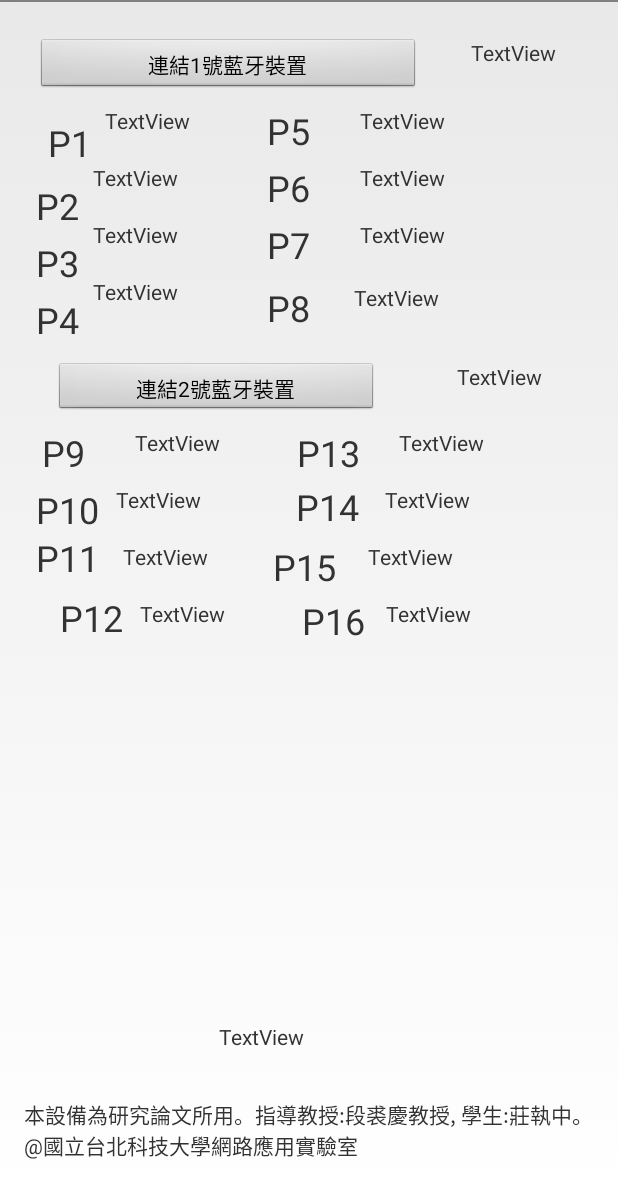
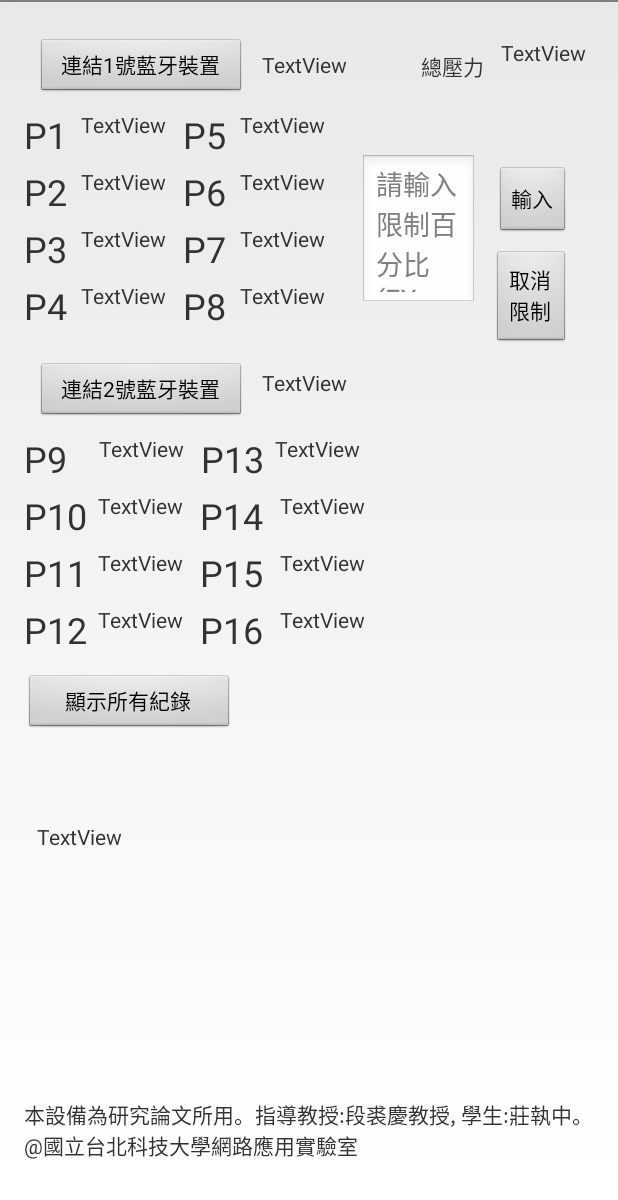
Before and after one commit to s124729427/Blunotest, an Android app: the MainActivity screen opened directly, with no data from a screen before it, on a phone screen of 412 x 824 dp, the part 36-1236 px from its top. Run offline under Robolectric (Android 15) with nearby library versions, the phone set to English and light mode, and no system bars; 5 statements that could not run were skipped.

Commit message:
2019/4/24
增加閥值輸入  與 震動提示與取消按鈕

```diff
--- a/app test/app/src/main/AndroidManifest.xml
+++ b/app test/app/src/main/AndroidManifest.xml
@@ -11,6 +11,8 @@ PackageManager.hasSystemFeature(FEATURE_BLUETOOTH_LE) -->
 
     <uses-permission android:name="android.permission.BLUETOOTH"/>
     <uses-permission android:name="android.permission.BLUETOOTH_ADMIN"/>
+
+    <uses-permission android:name="android.permission.VIBRATE" />
 
     <application
         android:allowBackup="true"
--- /dev/null
+++ b/app test/app/src/main/java/com/dfrobot/angelo/blunobasicdemo/MyDBHelper.java
@@ -0,0 +1,23 @@
+package com.dfrobot.angelo.blunobasicdemo;
+
+import android.content.Context;
+import android.database.sqlite.SQLiteDatabase;
+import android.database.sqlite.SQLiteOpenHelper;
+
+public class MyDBHelper extends SQLiteOpenHelper {
+    private static final String DATABASE_NAME = "MyBooks";
+    private static final int DATABASE_VERSION = 1;
+    public MyDBHelper(Context context) {
+        super(context, DATABASE_NAME, null, DATABASE_VERSION);
+    }
+    @Override
+    public void onCreate(SQLiteDatabase db) {
+        db.execSQL("CREATE TABLE ONE (_id " + "integer primary key autoincrement, " + "x real no null, LR real no null, time text no null, value real no null)");
+        db.execSQL("CREATE TABLE TWO (_id " + "integer primary key autoincrement, " + "x real no null, LR real no null, time text no null, value real no null)");
+    }
+    @Override
+    public void onUpgrade(SQLiteDatabase db, int oldVersion, int newVersion) {
+        db.execSQL("DROP TABLE IF EXISTS titles");
+        onCreate(db);
+    }
+}
--- a/app test/app/src/main/res/layout/activity_main.xml
+++ b/app test/app/src/main/res/layout/activity_main.xml
@@ -24,8 +24,8 @@
 
     <Button
         android:id="@+id/buttonScan"
-        android:layout_width="256dp"
-        android:layout_height="37dp"
+        android:layout_width="140dp"
+        android:layout_height="40dp"
         android:layout_marginStart="8dp"
         android:layout_marginTop="8dp"
         android:text="連結1號藍牙裝置"
@@ -34,11 +34,20 @@
 
     <Button
         android:id="@+id/buttonScan2"
-        android:layout_width="216dp"
-        android:layout_height="36dp"
-        android:layout_marginStart="20dp"
+        android:layout_width="140dp"
+        android:layout_height="40dp"
+        android:layout_marginStart="8dp"
         android:layout_marginTop="224dp"
         android:text="連結2號藍牙裝置"
+        app:layout_constraintStart_toStartOf="parent"
+        app:layout_constraintTop_toTopOf="parent" />
+
+    <Button
+        android:id="@+id/buttonScan3"
+        android:layout_width="140dp"
+        android:layout_height="40dp"
+        android:layout_marginTop="432dp"
+        android:text="顯示所有紀錄"
         app:layout_constraintStart_toStartOf="parent"
         app:layout_constraintTop_toTopOf="parent" />
 
@@ -54,8 +63,7 @@
         android:id="@+id/P1"
         android:layout_width="30dp"
         android:layout_height="30dp"
-        android:layout_marginStart="16dp"
-        android:layout_marginTop="16dp"
+        android:layout_marginTop="8dp"
         android:text="P1"
         android:textSize="24sp"
         app:layout_constraintStart_toStartOf="parent"
@@ -65,7 +73,6 @@
         android:id="@+id/p9"
         android:layout_width="30dp"
         android:layout_height="30dp"
-        android:layout_marginStart="12dp"
         android:layout_marginTop="8dp"
         android:text="P9"
         android:textSize="24sp"
@@ -74,7 +81,7 @@
 
     <TextView
         android:id="@+id/text1"
-        android:layout_width="80dp"
+        android:layout_width="60dp"
         android:layout_height="30dp"
         android:layout_marginStart="8dp"
 
@@ -85,9 +92,9 @@
 
     <TextView
         android:id="@+id/text9"
-        android:layout_width="80dp"
+        android:layout_width="60dp"
         android:layout_height="30dp"
-        android:layout_marginStart="32dp"
+        android:layout_marginStart="20dp"
 
         android:layout_marginTop="8dp"
         android:text="TextView"
@@ -98,8 +105,7 @@
         android:id="@+id/P2"
         android:layout_width="30dp"
         android:layout_height="30dp"
-        android:layout_marginStart="8dp"
-        android:layout_marginTop="12dp"
+        android:layout_marginTop="8dp"
         android:text="P2"
         android:textSize="24sp"
         app:layout_constraintStart_toStartOf="parent"
@@ -108,8 +114,7 @@
     <TextView
         android:id="@+id/p10"
         android:layout_width="45dp"
-        android:layout_height="28dp"
-        android:layout_marginStart="8dp"
+        android:layout_height="30dp"
         android:layout_marginTop="8dp"
         android:text="P10"
         android:textSize="24sp"
@@ -118,7 +123,7 @@
 
     <TextView
         android:id="@+id/text2"
-        android:layout_width="80dp"
+        android:layout_width="60dp"
         android:layout_height="30dp"
         android:layout_marginStart="8dp"
 
@@ -129,10 +134,10 @@
 
     <TextView
         android:id="@+id/text10"
-        android:layout_width="80dp"
+        android:layout_width="60dp"
         android:layout_height="30dp"
 
-        android:layout_marginStart="8dp"
+        android:layout_marginStart="4dp"
         android:layout_marginTop="8dp"
         android:text="TextView"
         app:layout_constraintStart_toEndOf="@+id/p10"
@@ -142,7 +147,6 @@
         android:id="@+id/P3"
         android:layout_width="30dp"
         android:layout_height="30dp"
-        android:layout_marginStart="8dp"
         android:layout_marginTop="8dp"
         android:text="P3"
         android:textSize="24sp"
@@ -151,10 +155,9 @@
 
     <TextView
         android:id="@+id/p11"
-        android:layout_width="50dp"
-        android:layout_height="32dp"
-        android:layout_marginStart="8dp"
-        android:layout_marginTop="4dp"
+        android:layout_width="45dp"
+        android:layout_height="30dp"
+        android:layout_marginTop="8dp"
         android:text="P11"
         android:textSize="24sp"
         app:layout_constraintStart_toStartOf="parent"
@@ -162,7 +165,7 @@
 
     <TextView
         android:id="@+id/text3"
-        android:layout_width="80dp"
+        android:layout_width="60dp"
         android:layout_height="30dp"
         android:layout_marginStart="8dp"
         android:layout_marginTop="8dp"
@@ -173,10 +176,10 @@
 
     <TextView
         android:id="@+id/text11"
-        android:layout_width="80dp"
+        android:layout_width="60dp"
         android:layout_height="30dp"
 
-        android:layout_marginStart="8dp"
+        android:layout_marginStart="4dp"
         android:layout_marginTop="8dp"
         android:text="TextView"
         app:layout_constraintStart_toEndOf="@+id/p11"
@@ -186,7 +189,6 @@
         android:id="@+id/P4"
         android:layout_width="30dp"
         android:layout_height="30dp"
-        android:layout_marginStart="8dp"
         android:layout_marginTop="8dp"
         android:text="P4"
         android:textSize="24sp"
@@ -196,8 +198,7 @@
     <TextView
         android:id="@+id/p12"
         android:layout_width="45dp"
-        android:layout_height="34dp"
-        android:layout_marginStart="24dp"
+        android:layout_height="30dp"
         android:layout_marginTop="8dp"
         android:text="P12"
         android:textSize="24sp"
@@ -206,7 +207,7 @@
 
     <TextView
         android:id="@+id/text4"
-        android:layout_width="80dp"
+        android:layout_width="60dp"
         android:layout_height="30dp"
 
         android:layout_marginStart="8dp"
@@ -218,10 +219,10 @@
 
     <TextView
         android:id="@+id/text12"
-        android:layout_width="80dp"
-        android:layout_height="23dp"
+        android:layout_width="60dp"
+        android:layout_height="30dp"
 
-        android:layout_marginStart="8dp"
+        android:layout_marginStart="4dp"
         android:layout_marginTop="8dp"
         android:text="TextView"
         app:layout_constraintStart_toEndOf="@+id/p12"
@@ -231,7 +232,7 @@
         android:id="@+id/P5"
         android:layout_width="30dp"
         android:layout_height="30dp"
-        android:layout_marginStart="28dp"
+        android:layout_marginStart="8dp"
         android:layout_marginTop="8dp"
         android:text="P5"
         android:textSize="24sp"
@@ -240,9 +241,9 @@
 
     <TextView
         android:id="@+id/p13"
-        android:layout_width="52dp"
-        android:layout_height="32dp"
-        android:layout_marginStart="28dp"
+        android:layout_width="45dp"
+        android:layout_height="30dp"
+        android:layout_marginStart="8dp"
         android:layout_marginTop="8dp"
         android:text="P13"
         android:textSize="24sp"
@@ -251,9 +252,9 @@
 
     <TextView
         android:id="@+id/text5"
-        android:layout_width="80dp"
+        android:layout_width="60dp"
         android:layout_height="30dp"
-        android:layout_marginStart="32dp"
+        android:layout_marginStart="8dp"
         android:layout_marginTop="8dp"
 
         android:text="TextView"
@@ -262,9 +263,9 @@
 
     <TextView
         android:id="@+id/text13"
-        android:layout_width="80dp"
+        android:layout_width="60dp"
         android:layout_height="30dp"
-        android:layout_marginStart="16dp"
+        android:layout_marginStart="4dp"
         android:layout_marginTop="8dp"
 
         android:text="TextView"
@@ -275,7 +276,7 @@
         android:id="@+id/P6"
         android:layout_width="30dp"
         android:layout_height="30dp"
-        android:layout_marginStart="36dp"
+        android:layout_marginStart="8dp"
         android:layout_marginTop="8dp"
         android:text="P6"
         android:textSize="24sp"
@@ -284,10 +285,10 @@
 
     <TextView
         android:id="@+id/p14"
-        android:layout_width="51dp"
-        android:layout_height="32dp"
-        android:layout_marginStart="40dp"
-        android:layout_marginTop="4dp"
+        android:layout_width="45dp"
+        android:layout_height="30dp"
+        android:layout_marginStart="8dp"
+        android:layout_marginTop="8dp"
         android:text="P14"
         android:textSize="24sp"
         app:layout_constraintStart_toEndOf="@+id/text10"
@@ -297,7 +298,7 @@
         android:id="@+id/text6"
         android:layout_width="80dp"
         android:layout_height="30dp"
-        android:layout_marginStart="32dp"
+        android:layout_marginStart="8dp"
         android:layout_marginTop="8dp"
 
         android:text="TextView"
@@ -306,7 +307,7 @@
 
     <TextView
         android:id="@+id/text14"
-        android:layout_width="80dp"
+        android:layout_width="60dp"
         android:layout_height="30dp"
         android:layout_marginStart="8dp"
 
@@ -319,7 +320,7 @@
         android:id="@+id/P7"
         android:layout_width="30dp"
         android:layout_height="30dp"
-        android:layout_marginStart="36dp"
+        android:layout_marginStart="8dp"
         android:layout_marginTop="8dp"
         android:text="P7"
         android:textSize="24sp"
@@ -328,9 +329,9 @@
 
     <TextView
         android:id="@+id/p15"
-        android:layout_width="55dp"
-        android:layout_height="32dp"
-        android:layout_marginStart="20dp"
+        android:layout_width="45dp"
+        android:layout_height="30dp"
+        android:layout_marginStart="8dp"
         android:layout_marginTop="8dp"
         android:text="P15"
         android:textSize="24sp"
@@ -341,7 +342,7 @@
         android:id="@+id/text7"
         android:layout_width="80dp"
         android:layout_height="30dp"
-        android:layout_marginStart="32dp"
+        android:layout_marginStart="8dp"
         android:layout_marginTop="8dp"
         android:text="TextView"
         app:layout_constraintStart_toEndOf="@+id/P7"
@@ -349,7 +350,7 @@
 
     <TextView
         android:id="@+id/text15"
-        android:layout_width="80dp"
+        android:layout_width="60dp"
         android:layout_height="30dp"
         android:layout_marginStart="8dp"
         android:layout_marginTop="8dp"
@@ -361,8 +362,8 @@
         android:id="@+id/P8"
         android:layout_width="30dp"
         android:layout_height="30dp"
-        android:layout_marginStart="36dp"
-        android:layout_marginTop="12dp"
+        android:layout_marginStart="8dp"
+        android:layout_marginTop="8dp"
         android:text="P8"
         android:textSize="24sp"
         app:layout_constraintStart_toEndOf="@+id/text4"
@@ -370,10 +371,10 @@
 
     <TextView
         android:id="@+id/p16"
-        android:layout_width="48dp"
-        android:layout_height="28dp"
-        android:layout_marginStart="28dp"
-        android:layout_marginTop="4dp"
+        android:layout_width="45dp"
+        android:layout_height="30dp"
+        android:layout_marginStart="8dp"
+        android:layout_marginTop="8dp"
         android:text="P16"
         android:textSize="24sp"
         app:layout_constraintStart_toEndOf="@+id/text12"
@@ -383,8 +384,8 @@
         android:id="@+id/text8"
         android:layout_width="80dp"
         android:layout_height="30dp"
-        android:layout_marginStart="28dp"
-        android:layout_marginTop="12dp"
+        android:layout_marginStart="8dp"
+        android:layout_marginTop="8dp"
 
         android:text="TextView"
         app:layout_constraintStart_toEndOf="@+id/P8"
@@ -392,7 +393,7 @@
 
     <TextView
         android:id="@+id/text16"
-        android:layout_width="80dp"
+        android:layout_width="60dp"
         android:layout_height="30dp"
         android:layout_marginStart="8dp"
 
@@ -416,37 +417,89 @@
 
     <TextView
         android:id="@+id/texttotal1"
-        android:layout_width="wrap_content"
-        android:layout_height="wrap_content"
+        android:layout_width="60dp"
+        android:layout_height="30dp"
         android:layout_marginStart="8dp"
-        android:layout_marginTop="8dp"
+        android:layout_marginTop="16dp"
         android:text="TextView"
         app:layout_constraintEnd_toEndOf="parent"
+        app:layout_constraintHorizontal_bias="0.016"
         app:layout_constraintStart_toEndOf="@+id/buttonScan"
         app:layout_constraintTop_toTopOf="parent" />
 
     <TextView
         android:id="@+id/texttotalfinal"
-        android:layout_width="128dp"
-        android:layout_height="43dp"
+        android:layout_width="62dp"
+        android:layout_height="41dp"
+        android:layout_marginTop="8dp"
+        android:text="TextView"
+        app:layout_constraintEnd_toEndOf="parent"
+        app:layout_constraintTop_toTopOf="parent" />
+
+    <TextView
+        android:id="@+id/output"
+        android:layout_width="351dp"
+        android:layout_height="122dp"
         android:layout_marginStart="8dp"
-        android:layout_marginBottom="8dp"
         android:text="TextView"
         app:layout_constraintBottom_toTopOf="@+id/textView4"
         app:layout_constraintEnd_toEndOf="parent"
-        app:layout_constraintStart_toStartOf="parent" />
+        app:layout_constraintHorizontal_bias="0.029"
+        app:layout_constraintStart_toStartOf="parent"
+        app:layout_constraintTop_toBottomOf="@+id/buttonScan3"
+        app:layout_constraintVertical_bias="0.486" />
 
     <TextView
         android:id="@+id/texttotal2"
-        android:layout_width="wrap_content"
-        android:layout_height="0dp"
+        android:layout_width="60dp"
+        android:layout_height="30dp"
         android:layout_marginStart="8dp"
-        android:layout_marginTop="224dp"
+        android:layout_marginTop="228dp"
         android:layout_marginEnd="32dp"
         android:text="TextView"
         app:layout_constraintEnd_toEndOf="parent"
-        app:layout_constraintHorizontal_bias="0.95"
+        app:layout_constraintHorizontal_bias="0.02"
         app:layout_constraintStart_toEndOf="@+id/buttonScan2"
         app:layout_constraintTop_toTopOf="parent" />
 
+    <TextView
+        android:id="@+id/totalpressure"
+        android:layout_width="45dp"
+        android:layout_height="25dp"
+        android:layout_marginTop="16dp"
+        android:layout_marginEnd="8dp"
+        android:text="總壓力"
+        app:layout_constraintEnd_toStartOf="@+id/texttotalfinal"
+        app:layout_constraintTop_toTopOf="parent" />
+
+    <EditText
+        android:id="@+id/limit"
+        android:layout_width="78dp"
+        android:layout_height="103dp"
+        android:layout_marginTop="44dp"
+        android:layout_marginEnd="12dp"
+        android:hint="請輸入限制百分比(EX : 0.85)"
+        app:layout_constraintEnd_toStartOf="@+id/limitbutton"
+        app:layout_constraintTop_toBottomOf="@+id/totalpressure" />
+
+    <Button
+        android:id="@+id/limitbutton"
+        android:layout_width="wrap_content"
+        android:layout_height="wrap_content"
+        android:layout_marginTop="44dp"
+        android:layout_marginEnd="16dp"
+        android:text="輸入"
+        app:layout_constraintEnd_toEndOf="parent"
+        app:layout_constraintTop_toBottomOf="@+id/texttotalfinal" />
+
+    <Button
+        android:id="@+id/cancelbutton"
+        android:layout_width="52dp"
+        android:layout_height="65dp"
+        android:layout_marginTop="8dp"
+        android:layout_marginEnd="16dp"
+        android:text="取消限制"
+        app:layout_constraintEnd_toEndOf="parent"
+        app:layout_constraintTop_toBottomOf="@+id/limitbutton" />
+
 </android.support.constraint.ConstraintLayout>
```
Also changed, not shown: app test/app/src/main/java/com/dfrobot/angelo/blunobasicdemo/MainActivity.java (+160 -77 lines).
